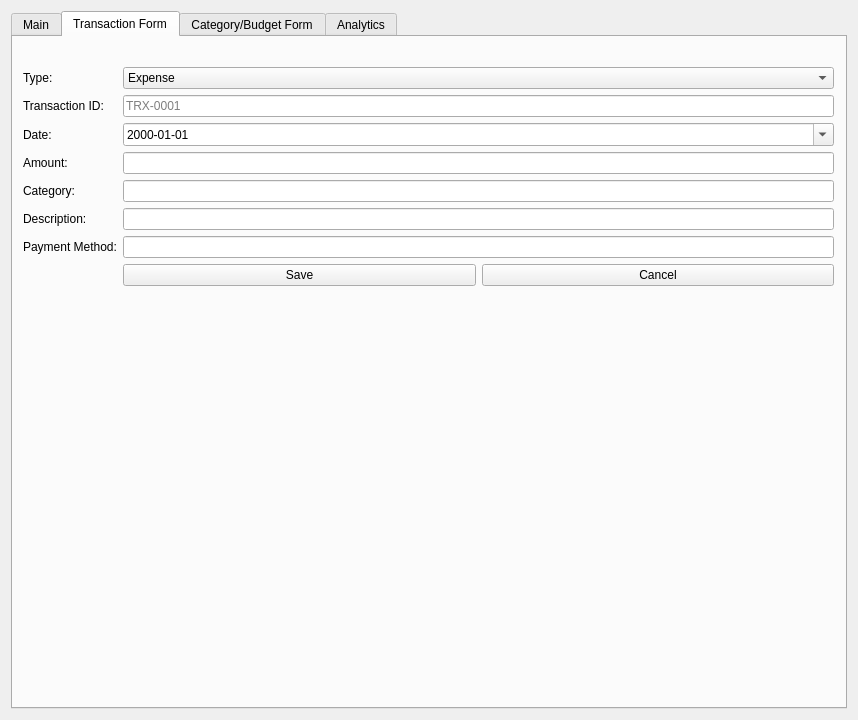
First picture: the form in src/GUI.ui, repository LeoPaquette/ExpenseTracker, before the edit.
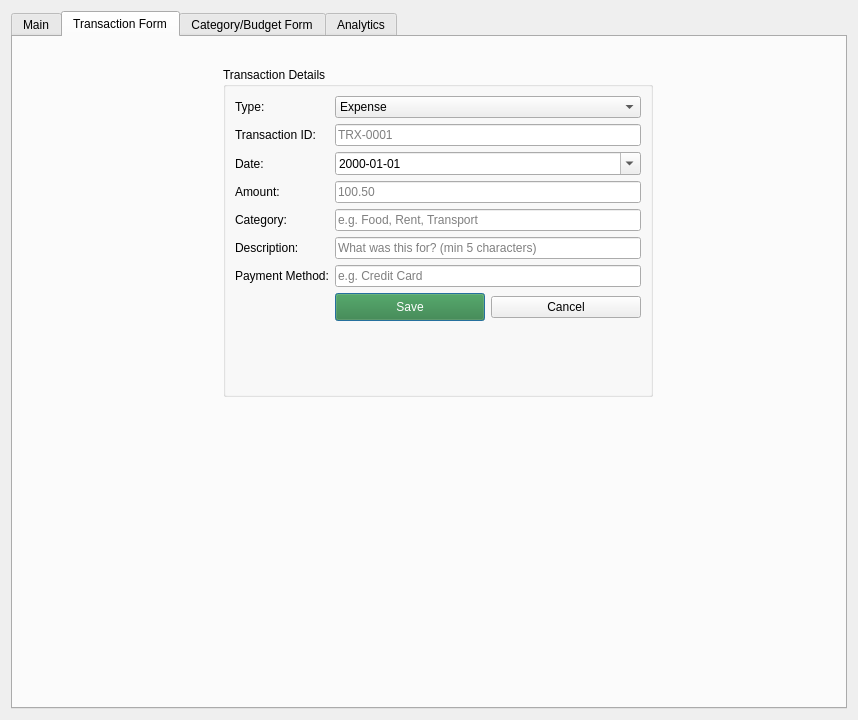
Second picture: the form after the edit. The open tabs and pages were chosen to show the change.

Commit message: feat: transaction form now wrapped in a groupbox so it looks like an actual form. also added tooltips, and template text. save button is now green. prob gonna change it to be an onClick colour change instead when i figure that out.

What changed in the file:
```diff
--- a/src/GUI.ui
+++ b/src/GUI.ui
@@ -115,15 +115,18 @@
       <attribute name="title">
        <string>Transaction Form</string>
       </attribute>
-      <widget class="QWidget" name="formLayoutWidget">
+      <widget class="QGroupBox" name="groupTransactionDetails">
        <property name="geometry">
         <rect>
-         <x>10</x>
+         <x>210</x>
          <y>30</y>
-         <width>811</width>
-         <height>254</height>
+         <width>430</width>
+         <height>330</height>
         </rect>
        </property>
+       <property name="title">
+        <string>Transaction Details</string>
+       </property>
        <layout class="QFormLayout" name="formLayout">
         <item row="0" column="0">
          <widget class="QLabel" name="typeLabel">
@@ -185,7 +188,14 @@
          </widget>
         </item>
         <item row="3" column="1">
-         <widget class="QLineEdit" name="inputAmount"/>
+         <widget class="QLineEdit" name="inputAmount">
+          <property name="toolTip">
+           <string>Positive number, max $1,000,000</string>
+          </property>
+          <property name="placeholderText">
+           <string>100.50</string>
+          </property>
+         </widget>
         </item>
         <item row="4" column="0">
          <widget class="QLabel" name="labelCategory">
@@ -195,7 +205,14 @@
          </widget>
         </item>
         <item row="4" column="1">
-         <widget class="QLineEdit" name="inputCategory"/>
+         <widget class="QLineEdit" name="inputCategory">
+          <property name="toolTip">
+           <string>Max 30 characters. Duplicates are matched case-insensitively</string>
+          </property>
+          <property name="placeholderText">
+           <string>e.g. Food, Rent, Transport</string>
+          </property>
+         </widget>
         </item>
         <item row="5" column="0">
          <widget class="QLabel" name="labelDescription">
@@ -205,7 +222,14 @@
          </widget>
         </item>
         <item row="5" column="1">
-         <widget class="QLineEdit" name="inputDescription"/>
+         <widget class="QLineEdit" name="inputDescription">
+          <property name="toolTip">
+           <string>5 to 100 characters, must contain at least one letter</string>
+          </property>
+          <property name="placeholderText">
+           <string>What was this for? (min 5 characters)</string>
+          </property>
+         </widget>
         </item>
         <item row="6" column="0">
          <widget class="QLabel" name="labelExtra">
@@ -215,15 +239,28 @@
          </widget>
         </item>
         <item row="6" column="1">
-         <widget class="QLineEdit" name="inputExtra"/>
+         <widget class="QLineEdit" name="inputExtra">
+          <property name="toolTip">
+           <string>Payment method for expenses, source for income</string>
+          </property>
+          <property name="placeholderText">
+           <string>e.g. Credit Card</string>
+          </property>
+         </widget>
         </item>
         <item row="7" column="1">
          <layout class="QHBoxLayout" name="layoutFormButtons">
           <item>
            <widget class="QPushButton" name="btnSaveTransaction">
+            <property name="styleSheet">
+             <string>background-color: #2e7d32; color: white; padding: 6px;</string>
+            </property>
             <property name="text">
              <string>Save</string>
             </property>
+            <property name="default">
+             <bool>true</bool>
+            </property>
            </widget>
           </item>
           <item>
```
Left out of the diff: 39 changed lines with no effect on the pictures.
